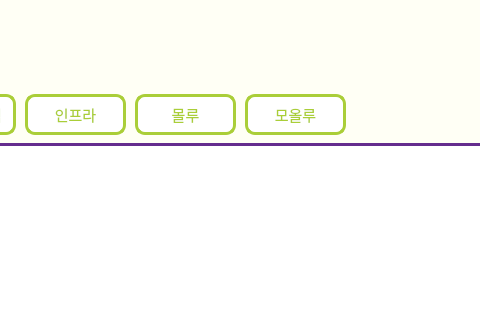
Old version of the form ui/ui_file/CU_data.ui in the repository HYEHEY/commercial_area_analysis; both pictures show x 131 to 611 and y 0 to 320 of the 850 by 610 pixel window.
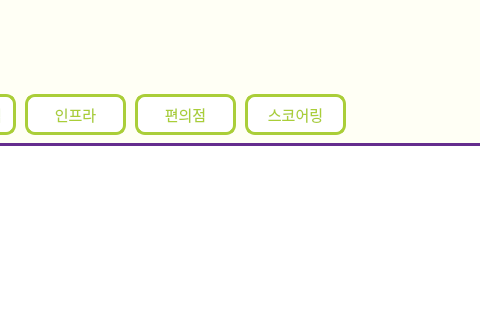
New version of the form.

The edit to the form file:
```diff
--- a/ui/ui_file/CU_data.ui
+++ b/ui/ui_file/CU_data.ui
@@ -208,7 +208,7 @@
       <string notr="true"/>
      </property>
      <property name="text">
-      <string>몰루</string>
+      <string>편의점</string>
      </property>
      <property name="checkable">
       <bool>true</bool>
@@ -236,7 +236,7 @@
       <string notr="true"/>
      </property>
      <property name="text">
-      <string>모올루</string>
+      <string>스코어링</string>
      </property>
      <property name="checkable">
       <bool>true</bool>
```
Left out of the diff: 11 changed lines with no effect on the pictures.
